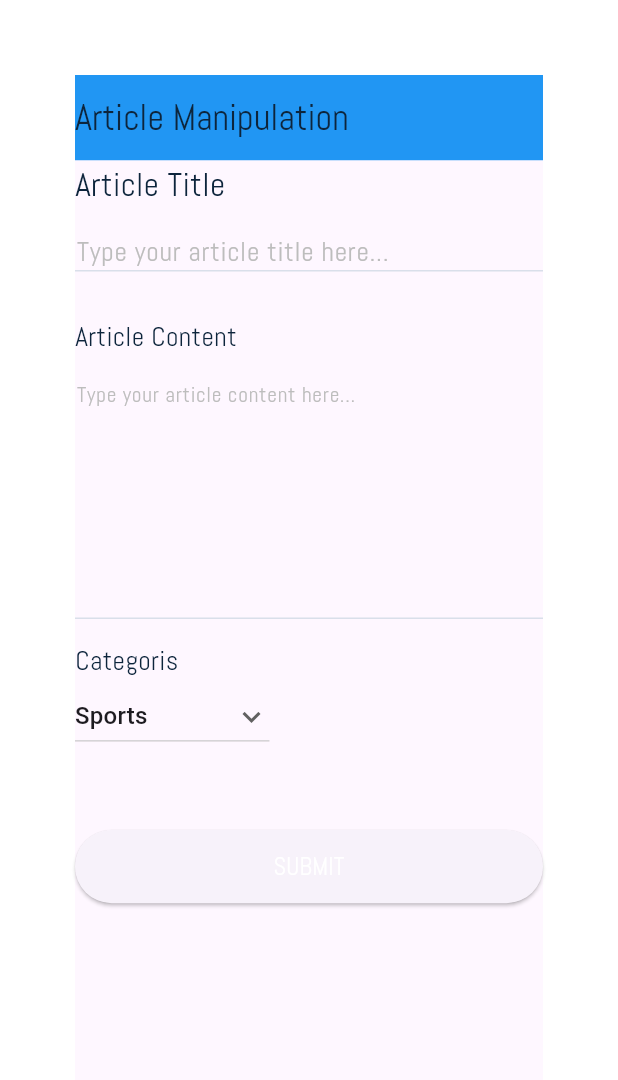
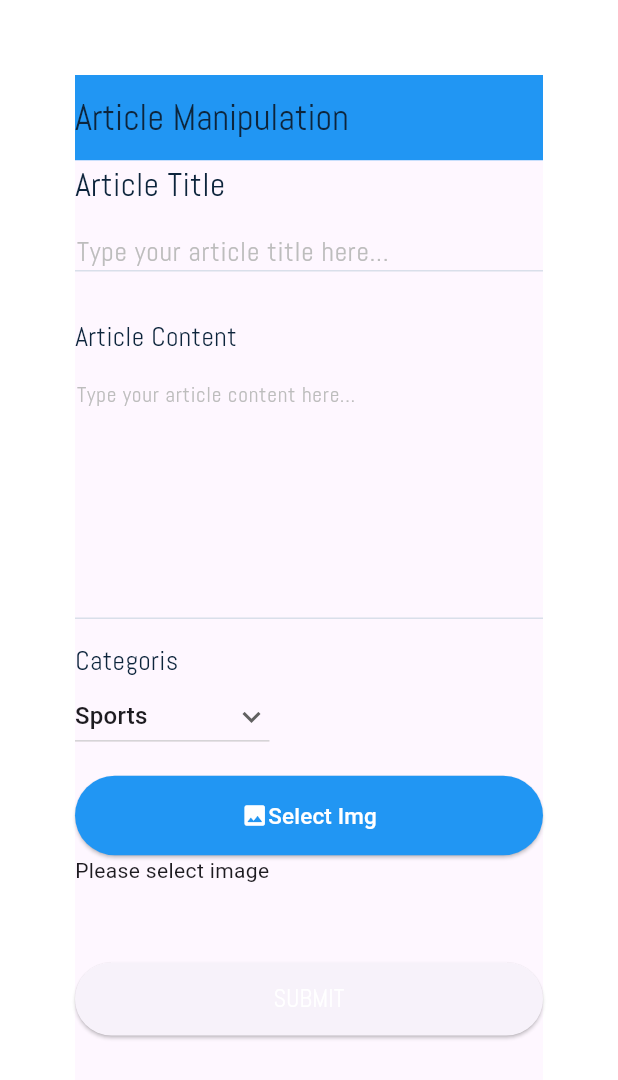
Before and after one commit to PhcTrg/News_app_flutter, a Flutter app: the NewArticlePage screen opened directly, on a phone screen of 412 x 824 dp. Shown: the top 1080 px of the screen. Run offline on Flutter 3.47's test engine with Material 3 defaults, Android fonts, the phone set to English and light mode, and no system bars; our stand-ins replace cached_network_image, connectivity_plus, convex_bottom_bar, dropdown_button2, flutter_local_notifications, flutter_svg and 3 more; missing offline and left inert: translator; accounts and stored records are empty; network calls fail.

Commit message:
add img feature

```diff
--- a/lib/model/news_model.dart
+++ b/lib/model/news_model.dart
@@ -5,7 +5,7 @@ class NewsModel {
   final String createdAt;
   final String updatedAt;
   final String category;
-  final String image;
+  final String? image;
   final int user;
   final List<CommentsModel>? comments;
 
@@ -22,7 +22,7 @@ class NewsModel {
       required this.category,
       required this.user_id,
       required this.username,
-      required this.image,
+      this.image,
       this.comments});
 
   factory NewsModel.fromJson(Map<String, dynamic> json) {
@@ -36,7 +36,7 @@ class NewsModel {
       category: json['category'] as String,
       user_id: json['user_id'] as int,
       username: json['username'] as String,
-      image: json['image'] as String,
+      image: (json['image'] != null) ? (json['image'] as String) : null,
       comments: json['comments'] != null
           ? (json['comments'] as List<dynamic>)
               .map((item) => CommentsModel.fromJson(item))
--- a/lib/pages/article_screen/article_screen.dart
+++ b/lib/pages/article_screen/article_screen.dart
@@ -285,7 +285,6 @@ class ArticleScreenState extends State<ArticleScreen> {
                       ],
                     ),
                   ),
-                  SpacePaddingHeight(),
 
                   // user
                   ContentCard(
@@ -380,13 +379,18 @@ class ArticleScreenState extends State<ArticleScreen> {
                       ],
                     ),
                   ),
-                  SpacePaddingHeight(),
 
                   // image
-                  ClipRRect(
-                      borderRadius: BorderRadius.circular(16.0),
-                      child: Image.memory(base64Decode(args.newsmodel.image))),
-                  SpacePaddingHeight(),
+                  if (args.newsmodel.image != null)
+                    Column(
+                      children: [
+                        ClipRRect(
+                            borderRadius: BorderRadius.circular(16.0),
+                            child: Image.memory(
+                                base64Decode(args.newsmodel.image))),
+                        SpacePaddingHeight(),
+                      ],
+                    ),
 
                   // article
                   ContentCard(
@@ -652,7 +656,7 @@ class ArticleScreenState extends State<ArticleScreen> {
     return Container(
       padding: const EdgeInsets.all(3.0),
       decoration: const BoxDecoration(
-        color: Colors.black,
+        color: Colors.blue,
         borderRadius: BorderRadius.all(Radius.circular(16.0)),
       ),
       child: SingleChildScrollView(
--- a/lib/pages/new_article_page/new_article_page.dart
+++ b/lib/pages/new_article_page/new_article_page.dart
@@ -1,6 +1,11 @@
+import 'dart:async';
+import 'dart:io';
+
 import 'package:flutter/material.dart';
+import 'package:image_picker/image_picker.dart';
 import 'package:news_reading/provider/article_provider.dart';
 import 'package:news_reading/provider/home_provider.dart';
+import 'package:news_reading/widgets/button.dart';
 import 'package:news_reading/widgets/custom_elevated_button.dart';
 import 'package:news_reading/widgets/custom_text_form_field.dart';
 import '../../core/app_export.dart';
@@ -41,6 +46,8 @@ class NewArticlePageState extends State<NewArticlePage> {
   TextEditingController articleContentController =
       TextEditingController(text: '');
   GlobalKey<NavigatorState> navigatorKey = GlobalKey();
+
+  File? _selectImage;
 
   bool isUpdate = false;
   String cateVal = categoris[0];
@@ -152,6 +159,21 @@ class NewArticlePageState extends State<NewArticlePage> {
                     onChanged: dropdownCallback,
                   ),
                   SizedBox(height: 15.v),
+                  // Image picker
+                  MainButton(
+                    onPressedFunc: _pickImgFromGalery,
+                    btnText: "Select Img",
+                    icon: Icon(
+                      Icons.image_rounded,
+                      color: Colors.white,
+                    ),
+                  ),
+
+                  (_selectImage != null)
+                      ? Image.file(_selectImage!)
+                      : Text("Please select image"),
+
+                  SizedBox(height: 15.v),
                   Text(context.watch<ArticleProvider>().createStatus),
                   SizedBox(height: 15.v),
                   CustomElevatedButton(
@@ -169,7 +191,8 @@ class NewArticlePageState extends State<NewArticlePage> {
                             articleTitleController.text,
                             articleContentController.text,
                             cateVal,
-                            homeProvider.userModel.id);
+                            homeProvider.userModel.id,
+                            _selectImage);
                       } else {
                         var articleProvider = Provider.of<ArticleProvider>(
                             context,
@@ -202,6 +225,17 @@ class NewArticlePageState extends State<NewArticlePage> {
     );
   }
 
+  Future _pickImgFromGalery() async {
+    final returnImg =
+        await ImagePicker().pickImage(source: ImageSource.gallery);
+
+    if (returnImg == null) return;
+
+    setState(() {
+      _selectImage = File(returnImg.path);
+    });
+  }
+
   /// Section Widget
   PreferredSizeWidget _buildAppBar(BuildContext context) {
     return CustomAppBar(
--- a/lib/widgets/button.dart
+++ b/lib/widgets/button.dart
@@ -3,9 +3,13 @@ import 'package:flutter/material.dart';
 class MainButton extends StatelessWidget {
   final void Function()? onPressedFunc;
   final String btnText;
+  final Icon? icon;
 
   const MainButton(
-      {super.key, required this.onPressedFunc, required this.btnText});
+      {super.key,
+      required this.onPressedFunc,
+      required this.btnText,
+      this.icon});
 
   @override
   Widget build(BuildContext context) {
@@ -14,13 +18,19 @@ class MainButton extends StatelessWidget {
       child: ElevatedButton(
         onPressed: onPressedFunc,
         style: ButtonStyle(
-          backgroundColor: MaterialStateProperty.all<Color>(Colors.black),
+          backgroundColor: MaterialStateProperty.all<Color>(Colors.blue),
         ),
         child: Padding(
           padding: const EdgeInsets.all(16.0),
-          child: Text(
-            btnText,
-            style: TextStyle(color: Colors.white, fontSize: 15),
+          child: Row(
+            mainAxisAlignment: MainAxisAlignment.center,
+            children: [
+              if (icon != null) icon!,
+              Text(
+                btnText,
+                style: TextStyle(color: Colors.white, fontSize: 15),
+              ),
+            ],
           ),
         ),
       ),
--- a/pubspec.yaml
+++ b/pubspec.yaml
@@ -22,6 +22,7 @@ dependencies:
   flutter_local_notifications: ^17.1.2
   cupertino_icons: ^1.0.2
   dropdown_button2: ^2.3.9
+  image_picker: ^1.1.1
 
 dev_dependencies:
   flutter_test:
```
Also changed, not shown: lib/provider/article_provider.dart (+65 -16 lines).
